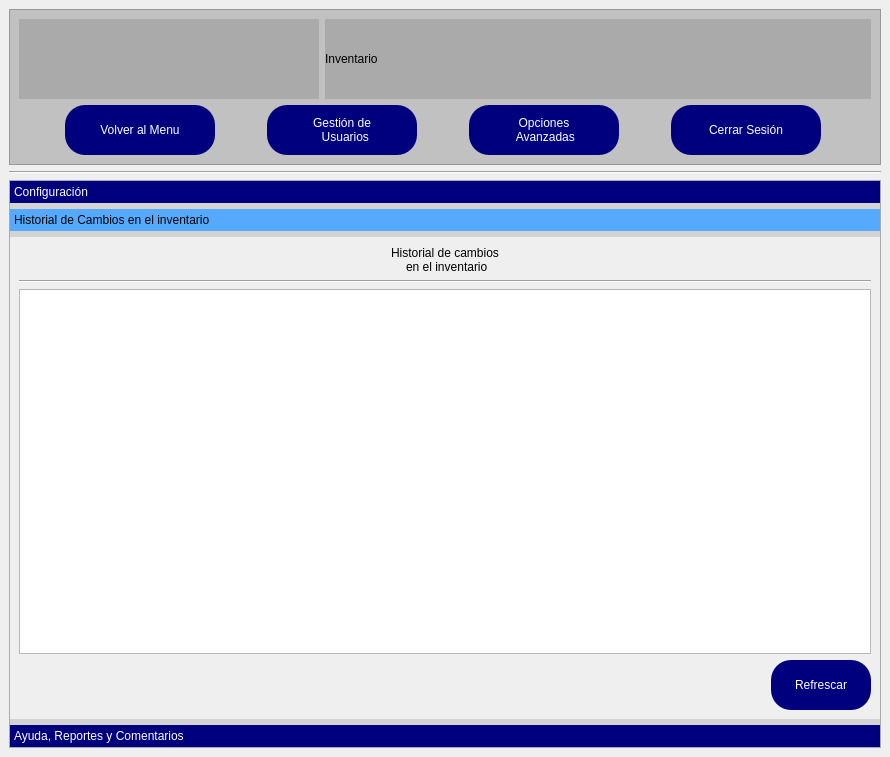
juliosi02/YSR-Control-de-Inventario, file ui/Historial_cambios.ui: the form before one commit.
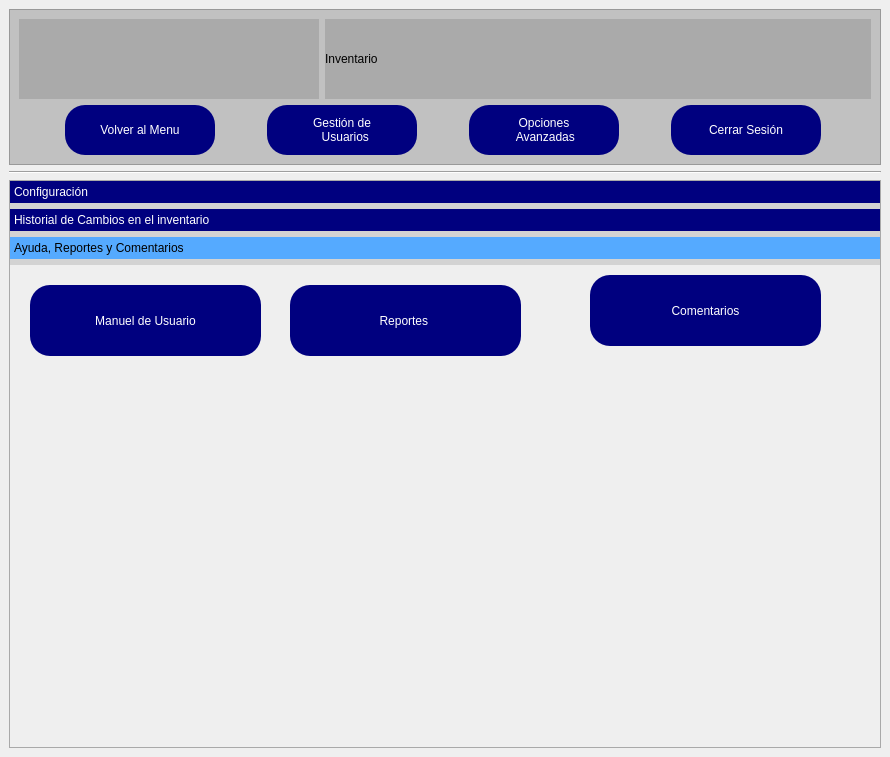
The form after the commit. The open tabs and pages were chosen to show the change. Icons and pictures are not drawn.

What changed in the file:
```diff
--- a/ui/Historial_cambios.ui
+++ b/ui/Historial_cambios.ui
@@ -700,6 +700,14 @@
        </layout>
       </widget>
       <widget class="QWidget" name="page_3">
+       <property name="geometry">
+        <rect>
+         <x>0</x>
+         <y>0</y>
+         <width>870</width>
+         <height>466</height>
+        </rect>
+       </property>
        <attribute name="label">
         <string>Historial de Cambios en el inventario</string>
        </attribute>
@@ -785,13 +793,13 @@
         </item>
        </layout>
       </widget>
-      <widget class="QWidget" name="">
+      <widget class="QWidget" name="widget">
        <property name="geometry">
         <rect>
          <x>0</x>
          <y>0</y>
          <width>870</width>
-         <height>424</height>
+         <height>466</height>
         </rect>
        </property>
        <attribute name="label">
@@ -810,6 +818,32 @@
          <string>Manuel de Usuario</string>
         </property>
        </widget>
+       <widget class="QPushButton" name="pushButton_3">
+        <property name="geometry">
+         <rect>
+          <x>280</x>
+          <y>20</y>
+          <width>231</width>
+          <height>71</height>
+         </rect>
+        </property>
+        <property name="text">
+         <string>Reportes </string>
+        </property>
+       </widget>
+       <widget class="QPushButton" name="pushButton_4">
+        <property name="geometry">
+         <rect>
+          <x>580</x>
+          <y>10</y>
+          <width>231</width>
+          <height>71</height>
+         </rect>
+        </property>
+        <property name="text">
+         <string>Comentarios</string>
+        </property>
+       </widget>
       </widget>
      </widget>
     </item>
```
Left out of the diff: 14 changed lines with no effect on the pictures.
